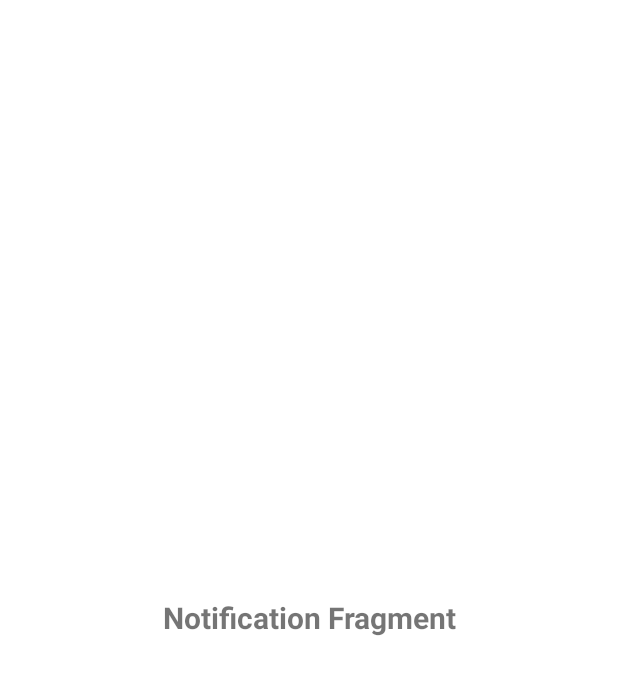
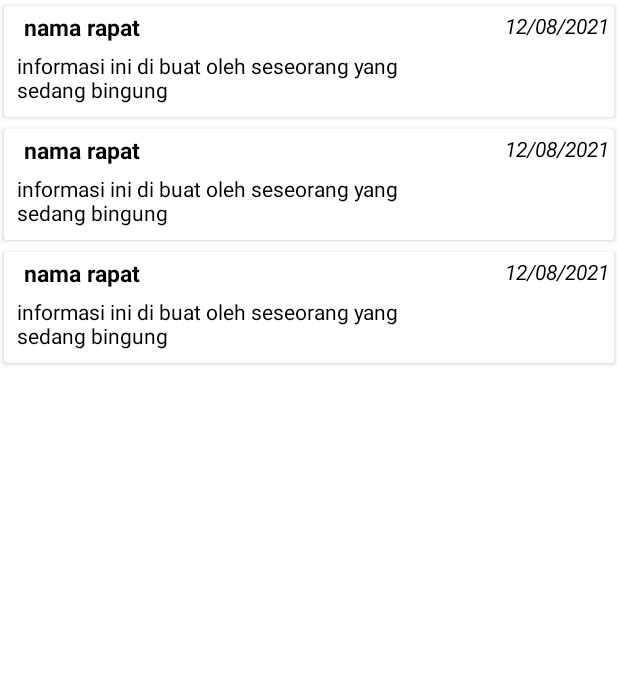
Before and after one commit to you-ink/simanika-android, an Android app: the layout fragment_notification.xml on its own in the app's theme, with its tools: preview values and no code run, on a phone screen of 412 x 824 dp. Shown: the top 675 px of the screen. Run offline under Robolectric (Android 15) with nearby library versions, the phone set to English and light mode, and no system bars; Roboto replaces fonts that are not available here.

Commit message:
design notifikasi

```diff
--- a/app/src/main/res/layout/card_notification.xml
+++ b/app/src/main/res/layout/card_notification.xml
@@ -9,11 +9,52 @@
     app:cardElevation="2dp"
     app:contentPadding="3dp">
 
-    <View
-        android:id="@+id/notification"
-        android:layout_width="70dp"
-        android:layout_height="70dp"
-        android:background="@drawable/c30_notification_icon" />
+    <LinearLayout
+        android:layout_width="fill_parent"
+        android:layout_height="wrap_content"
+        android:orientation="horizontal"
+        style="@style/Base.CardView">
+
+        <LinearLayout
+            android:layout_width="287dp"
+            android:layout_height="wrap_content"
+            android:layout_alignalignParentLeft="true"
+            android:orientation="vertical">
+
+            <TextView
+                android:id="@+id/nama_notif"
+                android:layout_width="match_parent"
+                android:layout_height="wrap_content"
+                android:layout_marginLeft="10dp"
+                android:text="nama rapat"
+                android:textColor="@color/black"
+                android:textSize="15dp"
+                android:textStyle="bold"/>
+
+            <TextView
+                android:id="@+id/info_notif"
+                android:layout_width="match_parent"
+                android:layout_height="wrap_content"
+                android:layout_margin="5dp"
+                android:text="informasi ini di buat oleh seseorang yang sedang bingung"
+                android:textColor="@color/black" />
+
+        </LinearLayout>
+
+        <LinearLayout
+            android:layout_width="match_parent"
+            android:layout_height="match_parent"
+            android:gravity="end">
+
+            <TextView
+                android:layout_width="wrap_content"
+                android:layout_height="wrap_content"
+                android:text="12/08/2021"
+                android:textColor="@color/black"
+                android:textStyle="italic"/>
+        </LinearLayout>
 
 
+    </LinearLayout>
+
 </androidx.cardview.widget.CardView>
--- a/app/src/main/res/layout/fragment_notification.xml
+++ b/app/src/main/res/layout/fragment_notification.xml
@@ -5,12 +5,10 @@
     android:layout_height="match_parent"
     tools:context=".MenuFragment.NotificationFragment">
 
-    <TextView
+    <androidx.recyclerview.widget.RecyclerView
+        android:id="@+id/notification"
         android:layout_width="match_parent"
         android:layout_height="match_parent"
-        android:gravity="center"
-        android:text="Notification Fragment"
-        android:textStyle="bold"
-        android:textSize="20sp"/>
+        tools:listitem="@layout/card_notification" />
 
 </FrameLayout>
```
